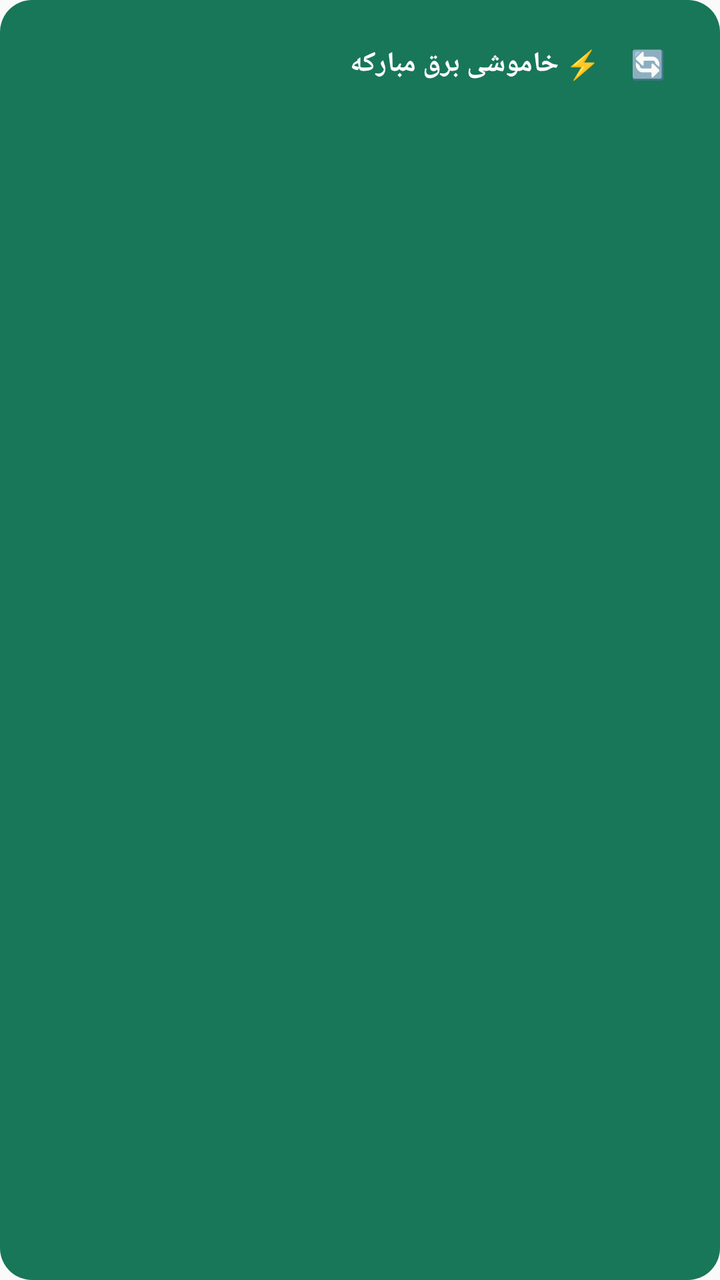
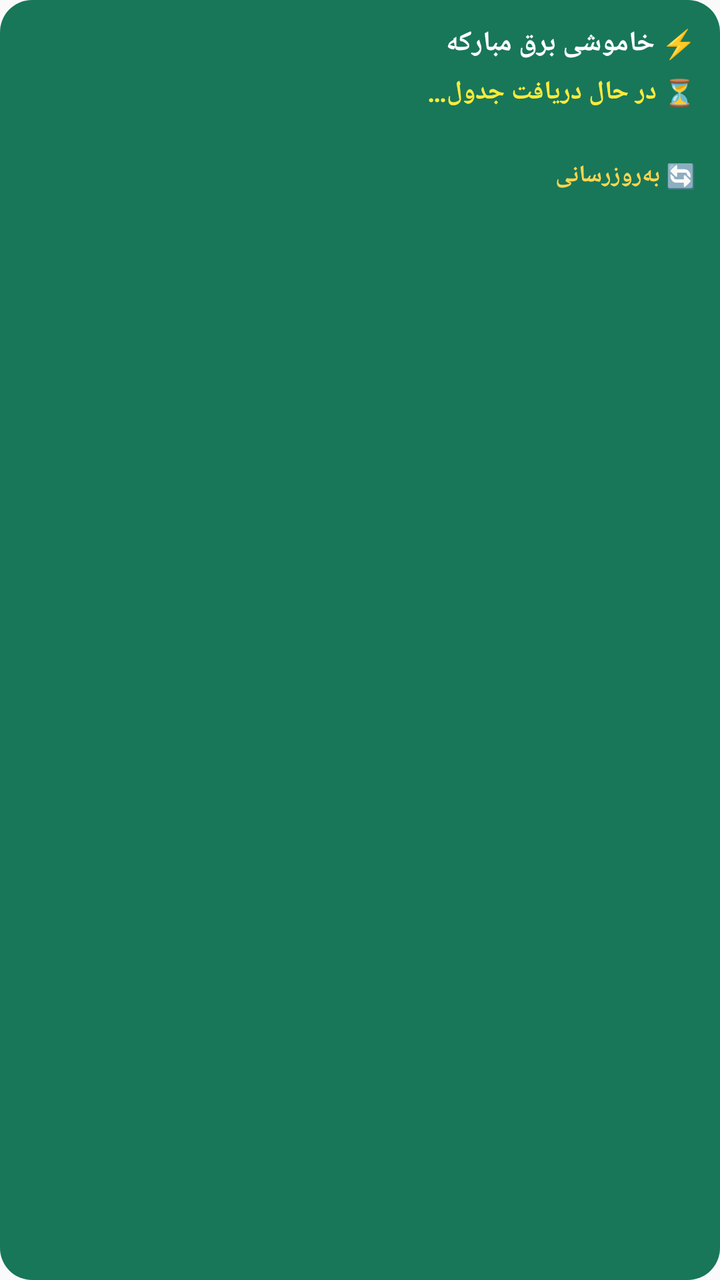

Before-and-after screenshots of an Android layout around one commit, followed by the original layout XML and the change that was made.
<!-- AndroidManifest.xml: application theme android:Theme.Material.Light.NoActionBar -->
<!-- res/layout/widget_layout.xml -->
<?xml version="1.0" encoding="utf-8"?>
<LinearLayout xmlns:android="http://schemas.android.com/apk/res/android"
    android:id="@+id/widgetRoot"
    android:layout_width="match_parent"
    android:layout_height="match_parent"
    android:orientation="vertical"
    android:background="@drawable/widget_bg"
    android:padding="12dp">

    <LinearLayout
        android:layout_width="match_parent"
        android:layout_height="wrap_content"
        android:orientation="horizontal"
        android:gravity="center_vertical">

        <TextView
            android:layout_width="0dp"
            android:layout_height="wrap_content"
            android:layout_weight="1"
            android:text="⚡ خاموشی برق مبارکه"
            android:textColor="#ffffff"
            android:textStyle="bold"
            android:textSize="14sp" />

        <Button
            android:id="@+id/wRefresh"
            android:layout_width="48dp"
            android:layout_height="40dp"
            android:text="🔄"
            android:textSize="14sp"
            android:background="@android:color/transparent"
            android:textColor="#ffd54f" />
    </LinearLayout>

    <TextView
        android:id="@+id/wStatus"
        android:layout_width="match_parent"
        android:layout_height="wrap_content"
        android:textColor="#ffeb3b"
        android:textStyle="bold"
        android:textSize="13sp"
        android:layout_marginTop="6dp" />

    <TextView
        android:id="@+id/wRows"
        android:layout_width="match_parent"
        android:layout_height="wrap_content"
        android:textColor="#e6f4ee"
        android:textSize="11sp"
        android:layout_marginTop="6dp"
        android:maxLines="4" />

    <TextView
        android:id="@+id/wUpdate"
        android:layout_width="match_parent"
        android:layout_height="wrap_content"
        android:textColor="#9fd4bd"
        android:textSize="10sp"
        android:layout_marginTop="6dp" />
</LinearLayout>
<!-- resources referenced by this layout -->
<resources>
  <!-- drawable widget_bg (drawable) -->
  <?xml version="1.0" encoding="utf-8"?>
  <shape xmlns:android="http://schemas.android.com/apk/res/android">
      <solid android:color="#E6006a49" />
      <corners android:radius="16dp" />
  </shape>
</resources>

<!-- the commit's change to res/layout/widget_layout.xml (unified diff, before → after) -->
@@ -7,35 +7,19 @@
     android:background="@drawable/widget_bg"
     android:padding="12dp">
 
-    <LinearLayout
+    <TextView
         android:layout_width="match_parent"
         android:layout_height="wrap_content"
-        android:orientation="horizontal"
-        android:gravity="center_vertical">
-
-        <TextView
-            android:layout_width="0dp"
-            android:layout_height="wrap_content"
-            android:layout_weight="1"
-            android:text="⚡ خاموشی برق مبارکه"
-            android:textColor="#ffffff"
-            android:textStyle="bold"
-            android:textSize="14sp" />
-
-        <Button
-            android:id="@+id/wRefresh"
-            android:layout_width="48dp"
-            android:layout_height="40dp"
-            android:text="🔄"
-            android:textSize="14sp"
-            android:background="@android:color/transparent"
-            android:textColor="#ffd54f" />
-    </LinearLayout>
+        android:text="⚡ خاموشی برق مبارکه"
+        android:textColor="#ffffff"
+        android:textStyle="bold"
+        android:textSize="14sp" />
 
     <TextView
         android:id="@+id/wStatus"
         android:layout_width="match_parent"
         android:layout_height="wrap_content"
+        android:text="⏳ در حال دریافت جدول…"
         android:textColor="#ffeb3b"
         android:textStyle="bold"
         android:textSize="13sp"
@@ -47,8 +31,18 @@
         android:layout_height="wrap_content"
         android:textColor="#e6f4ee"
         android:textSize="11sp"
-        android:layout_marginTop="6dp"
+        android:layout_marginTop="4dp"
         android:maxLines="4" />
+
+    <TextView
+        android:id="@+id/wRefresh"
+        android:layout_width="match_parent"
+        android:layout_height="wrap_content"
+        android:text="🔄 به‌روزرسانی"
+        android:textColor="#ffd54f"
+        android:textStyle="bold"
+        android:textSize="12sp"
+        android:layout_marginTop="6dp" />
 
     <TextView
         android:id="@+id/wUpdate"
@@ -56,5 +50,5 @@
         android:layout_height="wrap_content"
         android:textColor="#9fd4bd"
         android:textSize="10sp"
-        android:layout_marginTop="6dp" />
+        android:layout_marginTop="2dp" />
 </LinearLayout>
